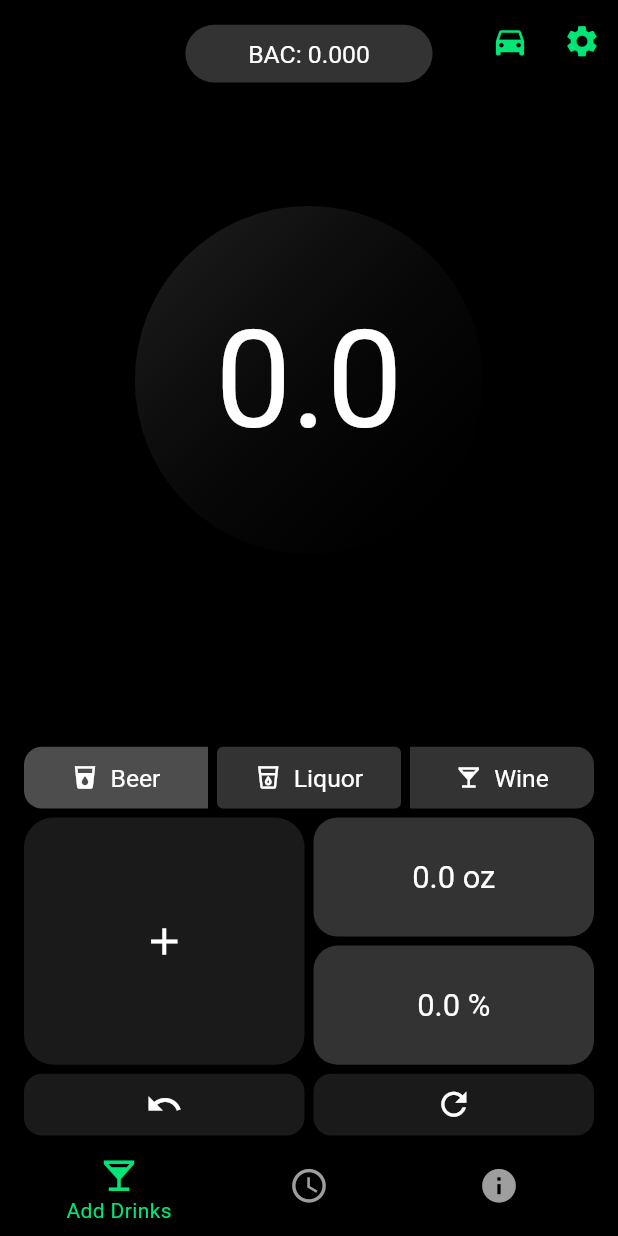
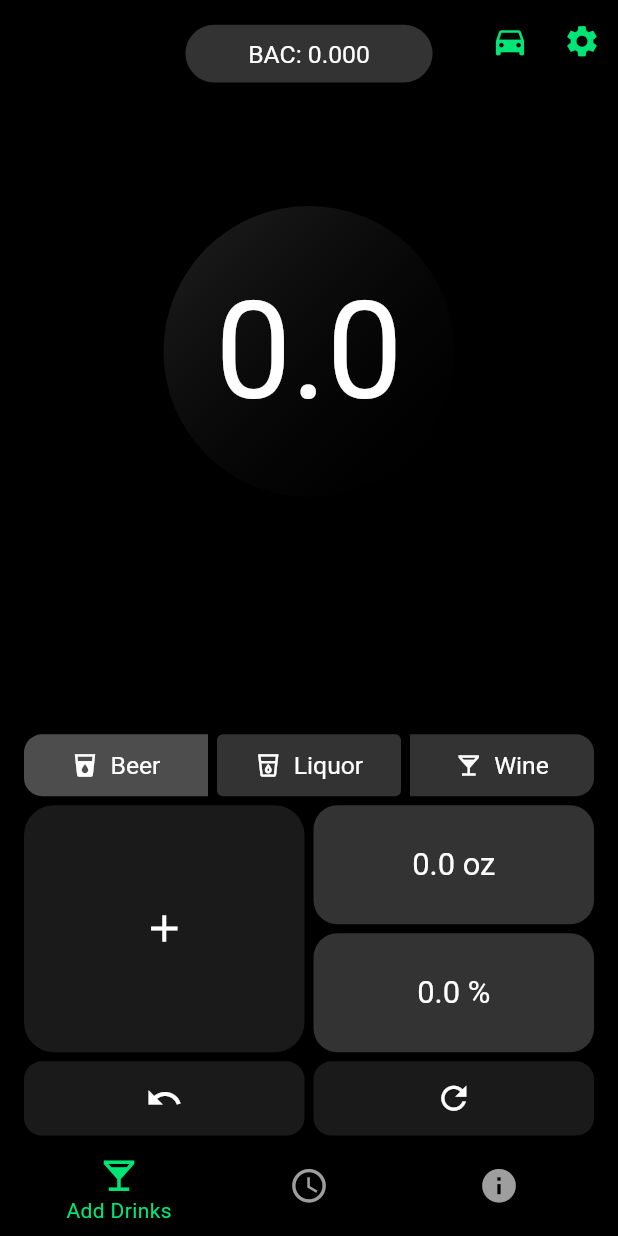
Before and after one commit to rahulg221/party_pal_, a Flutter app: the screen it shows after launch, on a phone screen of 412 x 824 dp. Run offline on Flutter 3.47's test engine with Material 2 defaults, Android fonts, the light colour scheme and no system bars; our stand-ins replace animated_splash_screen, flutter_riverpod, shared_preferences; missing offline and left inert: activity_ring; Roboto replaces fonts that are missing (Karla).

Commit message:
Add files via upload

```diff
--- a/lib/homepage.dart
+++ b/lib/homepage.dart
@@ -292,8 +292,8 @@ class _MyHomePageState extends ConsumerState<MyHomePage> {
                     : 0
                 : 100,
             color: RingColorScheme(ringColor: color),
-            radius: width * 0.3,
-            width: 15,
+            radius: width * 0.25,
+            width: 12,
             child: GestureDetector(
               onTap: () {
                 print('bac ratio: $bacRatio');
@@ -334,8 +334,8 @@ class _MyHomePageState extends ConsumerState<MyHomePage> {
                 ScaffoldMessenger.of(context).showSnackBar(snackBar);
               },
               child: Container(
-                width: width * 0.3 * 2 - 15,
-                height: width * 0.3 * 2 - 15,
+                width: width * 0.25 * 2 - 12,
+                height: width * 0.25 * 2 - 12,
                 decoration: BoxDecoration(
                     gradient: LinearGradient(
                       begin: Alignment.topLeft,
@@ -567,7 +567,7 @@ class _MyHomePageState extends ConsumerState<MyHomePage> {
                 alignment: Alignment.centerLeft,
                 child: Container(
                   width: (width - 32) / 2 - 3, // width - body column padding
-                  height: height * 0.05,
+                  height: height * 0.06,
                   child: TextButton(
                     style: TextButton.styleFrom(
                       backgroundColor:
@@ -607,7 +607,7 @@ class _MyHomePageState extends ConsumerState<MyHomePage> {
                 alignment: Alignment.centerRight,
                 child: Container(
                   width: (width - 32) / 2 - 3, // width - body column padding
-                  height: height * 0.05,
+                  height: height * 0.06,
                   child: TextButton(
                     style: TextButton.styleFrom(
                       backgroundColor:
```
